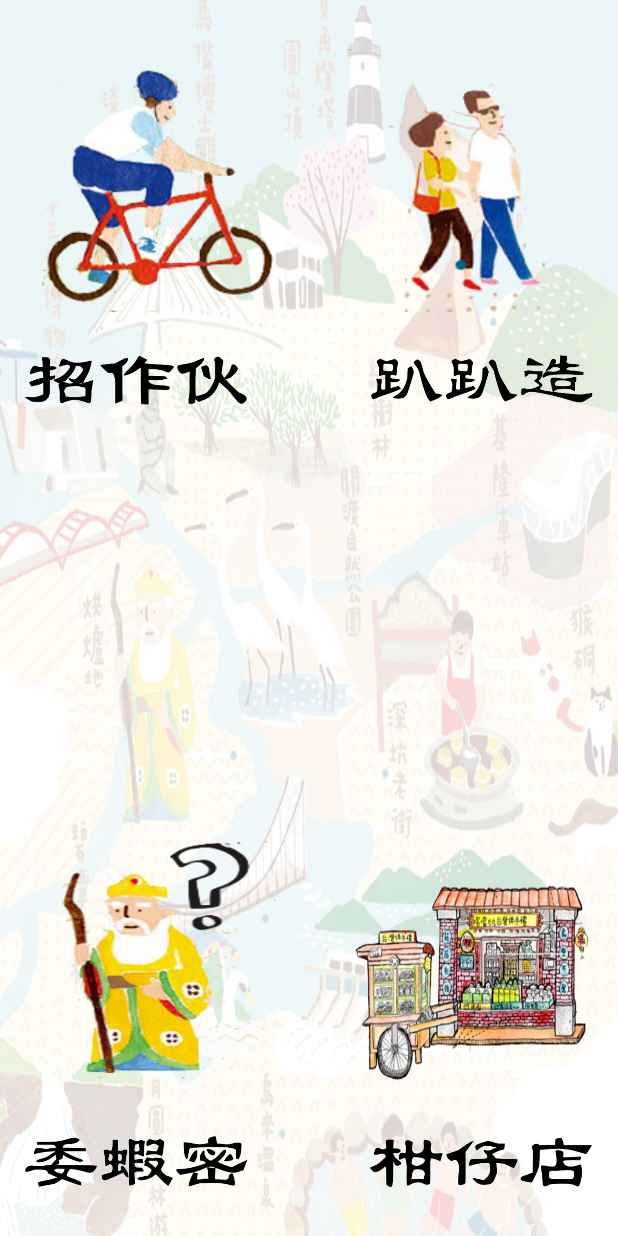
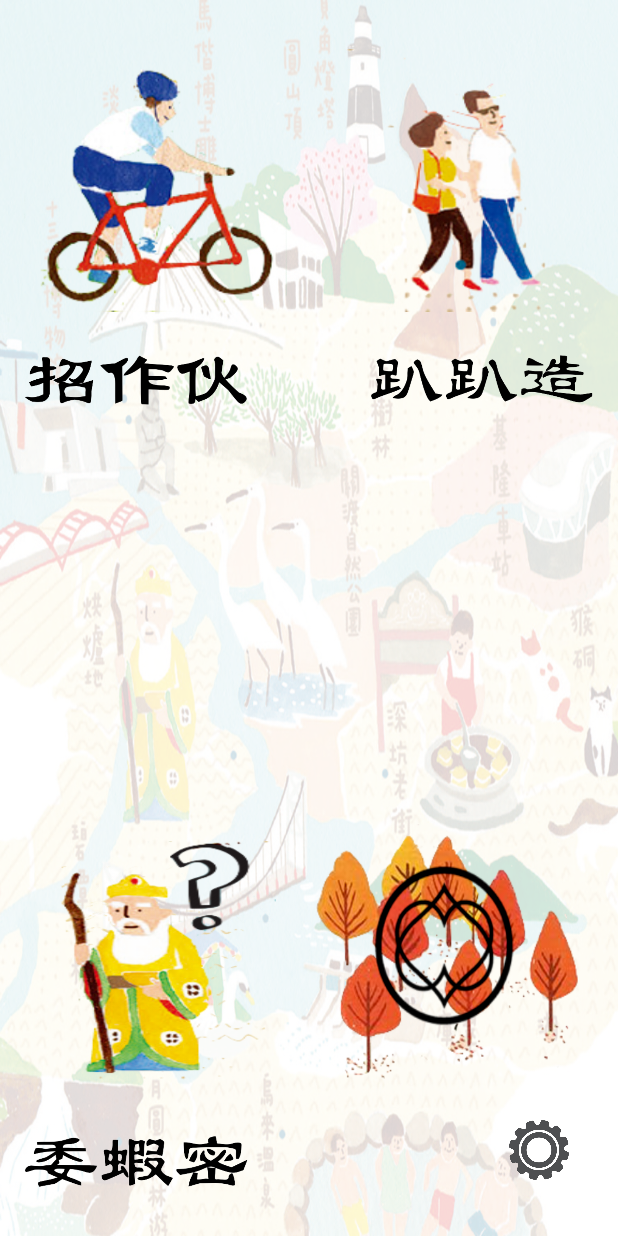
Before and after one commit to KamiMaki/innoserve24_07, an Android app: the screen it shows after launch (MainActivity), on a phone screen of 412 x 824 dp. Run offline under Robolectric (Android 15) with nearby library versions, the phone set to English and light mode, and no system bars.

Commit message:
新增桃園專區

```diff
--- a/app/src/main/AndroidManifest.xml
+++ b/app/src/main/AndroidManifest.xml
@@ -15,7 +15,8 @@
         android:roundIcon="@mipmap/ic_launcher_round"
         android:supportsRtl="true"
         android:theme="@style/AppTheme">
-        <activity android:name=".New"></activity>
+        <activity android:name=".taoyuan"></activity>
+        <activity android:name=".New" />
         <activity android:name=".layout1" />
         <activity android:name=".layout2_1_share">
             <intent-filter>
--- a/app/src/main/java/com/example/innoserve24_07/MainActivity.java
+++ b/app/src/main/java/com/example/innoserve24_07/MainActivity.java
@@ -17,7 +17,7 @@ public class MainActivity extends AppCompatActivity {
     Button bt2;
     Button bt3;
     Button bt4;
-    //Button bt5;   //debug用，連到New
+    Button bt5;
     Button weather;
     @Override
     protected void onCreate(Bundle savedInstanceState) {
@@ -27,7 +27,7 @@ public class MainActivity extends AppCompatActivity {
         bt2 = (Button)findViewById(R.id.bt2);
         bt3 = (Button)findViewById(R.id.bt3);
         bt4 = (Button)findViewById(R.id.bt4);
-        //bt5 = (Button)findViewById(R.id.bt5);
+        bt5 = (Button)findViewById(R.id.bt5);
 
 /*
         MyApplication myApplication = (MyApplication) getApplicationContext();
@@ -80,14 +80,15 @@ public class MainActivity extends AppCompatActivity {
                 startActivity(intent);
             }
         });
-       /* bt5.setOnClickListener(new View.OnClickListener() {
+
+       bt5.setOnClickListener(new View.OnClickListener() {
             @Override
             public void onClick(View view) {
                 Intent intent = new Intent();
-                intent.setClass(MainActivity.this,New.class);
+                intent.setClass(MainActivity.this,taoyuan.class);
                 startActivity(intent);
             }
-        });*/
+        });
 
         final EditText input = new EditText(this);
         weather = (Button)findViewById(R.id.weather);
--- a/app/src/main/res/layout/activity_main.xml
+++ b/app/src/main/res/layout/activity_main.xml
@@ -101,30 +101,29 @@
         app:srcCompat="@drawable/gogogo" />
 
     <Button
+        android:id="@+id/bt5"
+        android:layout_width="200dp"
+        android:layout_height="175dp"
+        android:background="@drawable/taoyuan"
+        android:textSize="30sp"
+        app:layout_constraintBottom_toBottomOf="parent"
+        app:layout_constraintEnd_toEndOf="parent"
+        app:layout_constraintHorizontal_bias="0.936"
+        app:layout_constraintStart_toStartOf="parent"
+        app:layout_constraintTop_toTopOf="parent"
+        app:layout_constraintVertical_bias="0.847" />
+
+    <Button
         android:id="@+id/bt4"
-        android:layout_width="162dp"
-        android:layout_height="171dp"
-        android:background="@drawable/bgbtn"
+        android:layout_width="40dp"
+        android:layout_height="40dp"
+        android:background="@drawable/setting11"
         android:textAppearance="@style/TextAppearance.AppCompat.Large"
         app:layout_constraintBottom_toBottomOf="parent"
         app:layout_constraintEnd_toEndOf="parent"
-        app:layout_constraintHorizontal_bias="0.935"
+        app:layout_constraintHorizontal_bias="0.913"
         app:layout_constraintStart_toStartOf="parent"
         app:layout_constraintTop_toTopOf="parent"
-        app:layout_constraintVertical_bias="0.844" />
-
-    <ImageView
-        android:id="@+id/imageView2"
-        android:layout_width="150dp"
-        android:layout_height="50dp"
-        android:layout_gravity="center"
-        android:layout_marginTop="8dp"
-        app:layout_constraintBottom_toBottomOf="parent"
-        app:layout_constraintEnd_toEndOf="parent"
-        app:layout_constraintHorizontal_bias="0.938"
-        app:layout_constraintStart_toStartOf="parent"
-        app:layout_constraintTop_toBottomOf="@+id/bt4"
-        app:layout_constraintVertical_bias="0.448"
-        app:srcCompat="@drawable/grocery" />
+        app:layout_constraintVertical_bias="0.952" />
 
 </android.support.constraint.ConstraintLayout>
```
Also changed, not shown: app/src/main/java/com/example/innoserve24_07/taoyuan.java (added, +13 -0 lines), app/src/main/res/layout/activity_taoyuan.xml (added, +33 -0 lines), app/src/main/res/drawable/setting.png (deleted), app/src/main/res/drawable/setting11.png (added), app/src/main/res/drawable/taoyuan.png (added).
